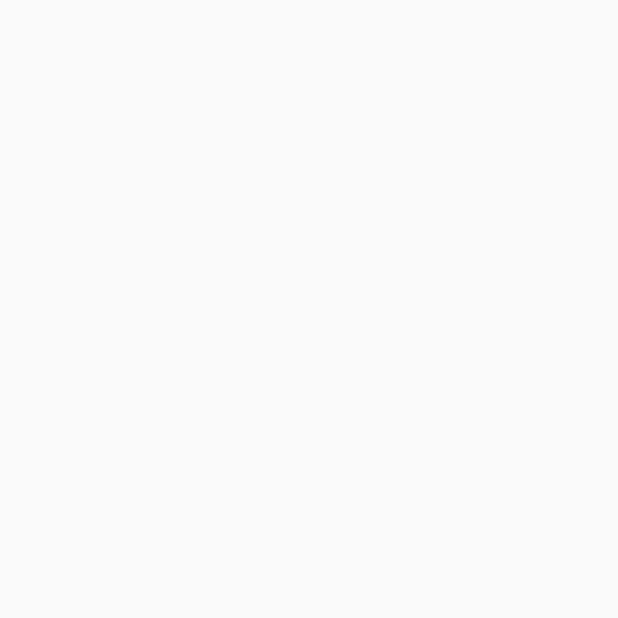
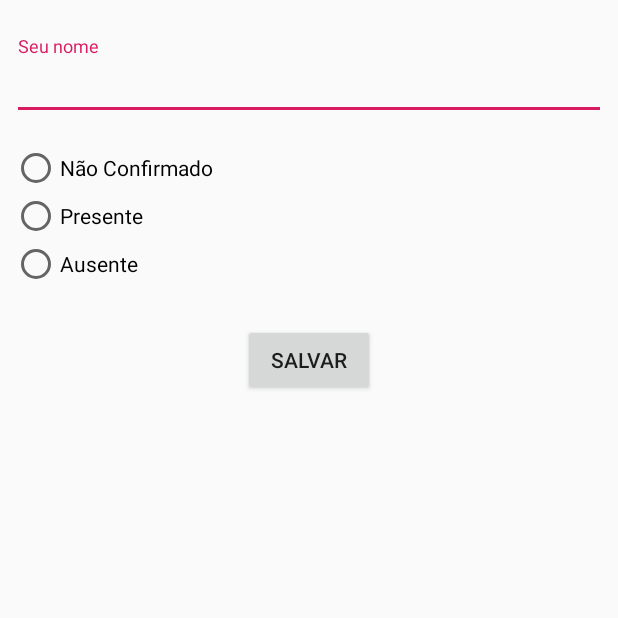
Before and after one commit to reginaldobarreto/GuestList, an Android app: the FormActivity screen opened directly, with no data from a screen before it, on a phone screen of 412 x 824 dp, the top half of it. Before the commit the part shown is empty. Run offline under Robolectric (Android 15) with nearby library versions, the phone set to English and light mode, and no system bars; our stand-ins replace ButterKnife.

Commit message:
efetuada funcionalidade do activity de formulario.

```diff
--- a/app/src/main/java/br/com/barrsoft/guestlist/activities/FormActivity.java
+++ b/app/src/main/java/br/com/barrsoft/guestlist/activities/FormActivity.java
@@ -3,14 +3,64 @@ package br.com.barrsoft.guestlist.activities;
 import androidx.appcompat.app.AppCompatActivity;
 
 import android.os.Bundle;
+import android.view.View;
+import android.widget.Button;
+import android.widget.CompoundButton;
+import android.widget.EditText;
+import android.widget.RadioGroup;
 
 import br.com.barrsoft.guestlist.R;
+import butterknife.BindView;
+import butterknife.ButterKnife;
+import butterknife.OnCheckedChanged;
+import butterknife.OnClick;
 
 public class FormActivity extends AppCompatActivity {
+
+    @BindView(R.id.radioGroup)
+    RadioGroup radioGroup;
+    @BindView(R.id.editText)
+    EditText editText;
+    @BindView(R.id.button)
+    Button button;
+
 
     @Override
     protected void onCreate(Bundle savedInstanceState) {
         super.onCreate(savedInstanceState);
         setContentView(R.layout.activity_form);
+
+        ButterKnife.bind(this);
+
+
+        radioGroup.setOnCheckedChangeListener(new RadioGroup.OnCheckedChangeListener() {
+            @Override
+            public void onCheckedChanged(RadioGroup group, int checkedId) {
+
+                switch (checkedId){
+                    case R.id.radioButton1:
+                        break;
+                    case R.id.radioButton2:
+                        break;
+                    case R.id.radioButton3:
+                        break;
+                }
+            }
+        });
+
+
+    }
+
+    @OnClick(R.id.button)
+    public void submit(View view){
+
+        validaForm();
+    }
+
+    private void validaForm() {
+        String nome = editText.getText().toString();
+        if(nome == "" || nome.isEmpty() || nome.length() == 0){
+            editText.setError("Preencha o nome");
+        }
     }
 }
--- a/app/src/main/java/br/com/barrsoft/guestlist/activities/MainActivity.java
+++ b/app/src/main/java/br/com/barrsoft/guestlist/activities/MainActivity.java
@@ -9,9 +9,11 @@ import androidx.drawerlayout.widget.DrawerLayout;
 import androidx.fragment.app.Fragment;
 import androidx.fragment.app.FragmentTransaction;
 
+import android.content.Intent;
 import android.os.Bundle;
 import android.view.Menu;
 import android.view.MenuItem;
+import android.view.View;
 import android.widget.Toast;
 import com.google.android.material.floatingactionbutton.FloatingActionButton;
 import com.google.android.material.navigation.NavigationView;
@@ -118,5 +120,11 @@ public class MainActivity extends AppCompatActivity {
         return super.onOptionsItemSelected(item);
     }
 
+    @OnClick(R.id.floatingActionButton)
+    public void Submit (View view){
+        Intent intent = new Intent(getApplicationContext(),FormActivity.class);
+        startActivity(intent);
+
+    }
 
 }
--- a/app/src/main/res/layout/activity_form.xml
+++ b/app/src/main/res/layout/activity_form.xml
@@ -6,4 +6,64 @@
     android:layout_height="match_parent"
     tools:context=".activities.FormActivity">
 
+    <com.google.android.material.textfield.TextInputLayout
+        android:id="@+id/textInputLayout"
+        android:layout_width="0dp"
+        android:layout_height="wrap_content"
+        android:layout_marginStart="8dp"
+        android:layout_marginTop="24dp"
+        android:layout_marginEnd="8dp"
+        app:layout_constraintEnd_toEndOf="parent"
+        app:layout_constraintStart_toStartOf="parent"
+        app:layout_constraintTop_toTopOf="parent">
+
+        <com.google.android.material.textfield.TextInputEditText
+            android:id="@+id/editText"
+            android:layout_width="match_parent"
+            android:layout_height="wrap_content"
+            android:hint="Seu nome"
+            android:singleLine="true" />
+    </com.google.android.material.textfield.TextInputLayout>
+
+    <RadioGroup
+        android:id="@+id/radioGroup"
+        android:layout_width="0dp"
+        android:layout_height="wrap_content"
+        android:layout_marginStart="8dp"
+        android:layout_marginTop="16dp"
+        android:layout_marginEnd="8dp"
+        app:layout_constraintEnd_toEndOf="parent"
+        app:layout_constraintStart_toStartOf="parent"
+        app:layout_constraintTop_toBottomOf="@+id/textInputLayout">
+
+        <RadioButton
+            android:id="@+id/radioButton1"
+            android:layout_width="match_parent"
+            android:layout_height="wrap_content"
+            android:text="Não Confirmado" />
+
+        <RadioButton
+            android:id="@+id/radioButton2"
+            android:layout_width="match_parent"
+            android:layout_height="wrap_content"
+            android:text="Presente" />
+
+        <RadioButton
+            android:id="@+id/radioButton3"
+            android:layout_width="match_parent"
+            android:layout_height="wrap_content"
+            android:text="Ausente" />
+    </RadioGroup>
+
+    <Button
+        android:id="@+id/button"
+        android:layout_width="wrap_content"
+        android:layout_height="wrap_content"
+        android:layout_marginStart="8dp"
+        android:layout_marginTop="24dp"
+        android:layout_marginEnd="8dp"
+        android:text="SALVAR"
+        app:layout_constraintEnd_toEndOf="parent"
+        app:layout_constraintStart_toStartOf="parent"
+        app:layout_constraintTop_toBottomOf="@+id/radioGroup" />
 </androidx.constraintlayout.widget.ConstraintLayout>
```
